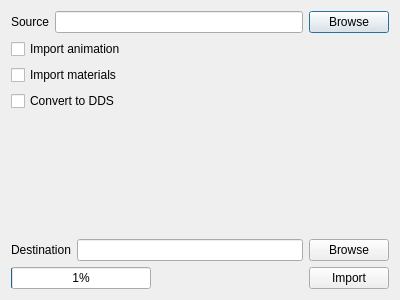
Before: the Qt Designer form src/studio/import_asset_dialog.ui in nem0/LumixEngine, drawn with Qt 5.
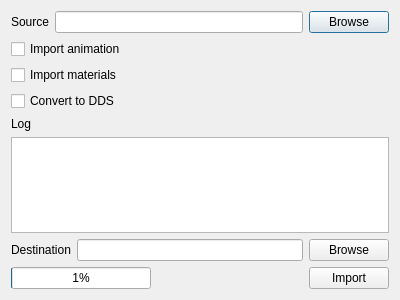
After: the same form once the commit is applied. Custom widgets are drawn as their Qt base class.

Commit message: threadsafe notifications; import asset dialog - log

Diff of the .ui file:
```diff
--- a/src/studio/import_asset_dialog.ui
+++ b/src/studio/import_asset_dialog.ui
@@ -56,6 +56,16 @@
      </property>
     </widget>
    </item>
+   <item>
+    <widget class="QLabel" name="label_3">
+     <property name="text">
+      <string>Log</string>
+     </property>
+    </widget>
+   </item>
+   <item>
+    <widget class="QListWidget" name="logWidget"/>
+   </item>
    <item>
     <spacer name="verticalSpacer">
      <property name="orientation">
```
The commit also changes 7 other files.
